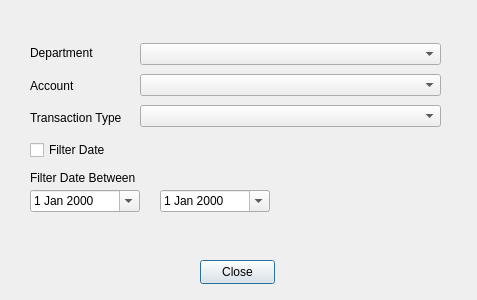
hlunguite/saptuamDataQT, file DLG/cfiltertransactiondlg.ui: the form before one commit.
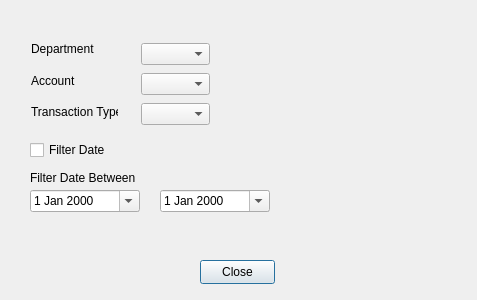
The form after the commit.

```diff
--- a/DLG/cfiltertransactiondlg.ui
+++ b/DLG/cfiltertransactiondlg.ui
@@ -87,59 +87,74 @@
     <bool>true</bool>
    </property>
   </widget>
-  <widget class="QWidget" name="">
-   <property name="geometry">
-    <rect>
-     <x>30</x>
-     <y>40</y>
-     <width>101</width>
-     <height>91</height>
-    </rect>
-   </property>
-   <layout class="QVBoxLayout" name="verticalLayout">
-    <item>
      <widget class="QLabel" name="m_deptLbl">
+   <property name="geometry">
+    <rect>
+     <x>31</x>
+     <y>41</y>
+     <width>63</width>
+     <height>16</height>
+    </rect>
+   </property>
       <property name="text">
        <string>Department</string>
       </property>
      </widget>
-    </item>
-    <item>
      <widget class="QLabel" name="m_accountLbl">
+   <property name="geometry">
+    <rect>
+     <x>31</x>
+     <y>73</y>
+     <width>45</width>
+     <height>16</height>
+    </rect>
+   </property>
       <property name="text">
        <string>Account</string>
       </property>
      </widget>
-    </item>
-    <item>
      <widget class="QLabel" name="m_transTypeLbl">
+   <property name="geometry">
+    <rect>
+     <x>31</x>
+     <y>104</y>
+     <width>87</width>
+     <height>16</height>
+    </rect>
+   </property>
       <property name="text">
        <string>Transaction Type</string>
       </property>
      </widget>
-    </item>
-   </layout>
+  <widget class="QComboBox" name="m_deptBox">
+   <property name="geometry">
+    <rect>
+     <x>141</x>
+     <y>43</y>
+     <width>69</width>
+     <height>22</height>
+    </rect>
+   </property>
   </widget>
-  <widget class="QWidget" name="">
+  <widget class="QComboBox" name="m_transTypeBox">
    <property name="geometry">
     <rect>
-     <x>140</x>
-     <y>40</y>
-     <width>301</width>
-     <height>91</height>
+     <x>141</x>
+     <y>103</y>
+     <width>69</width>
+     <height>22</height>
     </rect>
    </property>
-   <layout class="QVBoxLayout" name="verticalLayout_2">
-    <item>
-     <widget class="QComboBox" name="m_deptBox"/>
-    </item>
-    <item>
-     <widget class="QComboBox" name="m_accountBox"/>
-    </item>
-    <item>
-     <widget class="QComboBox" name="m_transTypeBox"/>
-    </item>
-   </layout>
+  </widget>
+  <widget class="QComboBox" name="m_accountBox">
+   <property name="geometry">
+    <rect>
+     <x>141</x>
+     <y>73</y>
+     <width>69</width>
+     <height>22</height>
+    </rect>
+   </property>
   </widget>
  </widget>
  <resources/>
```
Lines whose indentation alone changed are shown as unchanged.
